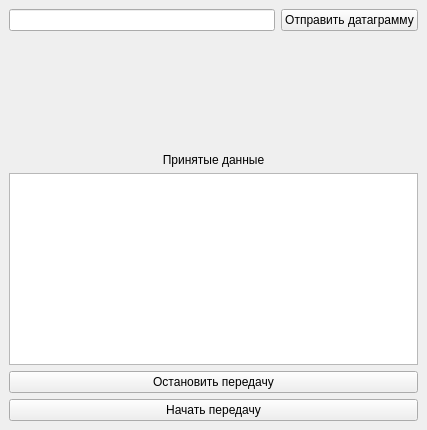
Above: PreUDPsocket/mainwindow.ui from BerMemLeak/practice before the change. Below: the same form after it.
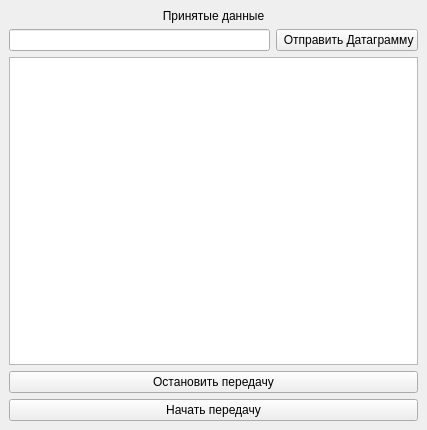
That is the form after the change.

Patch:
```diff
--- a/PreUDPsocket/mainwindow.ui
+++ b/PreUDPsocket/mainwindow.ui
@@ -15,37 +15,6 @@
   </property>
   <widget class="QWidget" name="centralwidget">
    <layout class="QVBoxLayout" name="verticalLayout">
-    <item>
-     <layout class="QHBoxLayout" name="horizontalLayout_9">
-      <item>
-       <widget class="QLineEdit" name="lineEditMess">
-        <property name="text">
-         <string/>
-        </property>
-       </widget>
-      </item>
-      <item>
-       <widget class="QPushButton" name="pushDiagram">
-        <property name="text">
-         <string>Отправить датаграмму</string>
-        </property>
-       </widget>
-      </item>
-     </layout>
-    </item>
-    <item>
-     <spacer name="verticalSpacer">
-      <property name="orientation">
-       <enum>Qt::Orientation::Vertical</enum>
-      </property>
-      <property name="sizeHint" stdset="0">
-       <size>
-        <width>20</width>
-        <height>40</height>
-       </size>
-      </property>
-     </spacer>
-    </item>
     <item>
      <widget class="QLabel" name="lb_receiveData">
       <property name="text">
@@ -56,6 +25,20 @@
       </property>
      </widget>
     </item>
+    <item>
+     <layout class="QHBoxLayout" name="horizontalLayout">
+      <item>
+       <widget class="QLineEdit" name="writeDatagram"/>
+      </item>
+      <item>
+       <widget class="QPushButton" name="pushDatagram">
+        <property name="text">
+         <string> Отправить Датаграмму</string>
+        </property>
+       </widget>
+      </item>
+     </layout>
+    </item>
     <item>
      <widget class="QTextEdit" name="te_result"/>
     </item>
```
